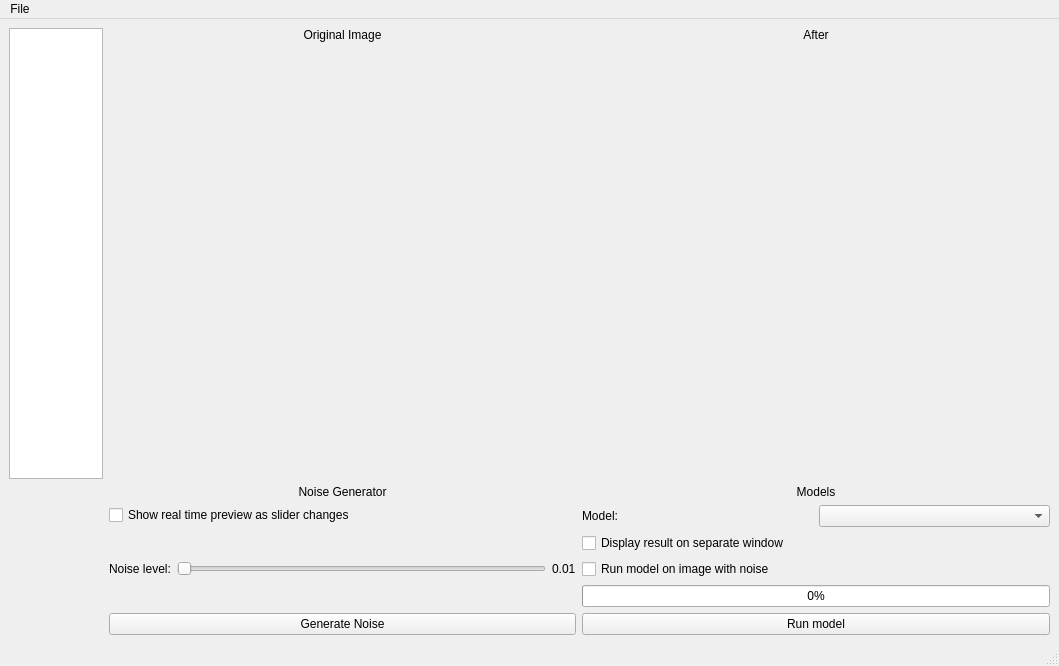
First picture: the form in src/qt_designer_file/main_window_new.ui, repository rettholzapfel33/Noisey-image, before the edit.
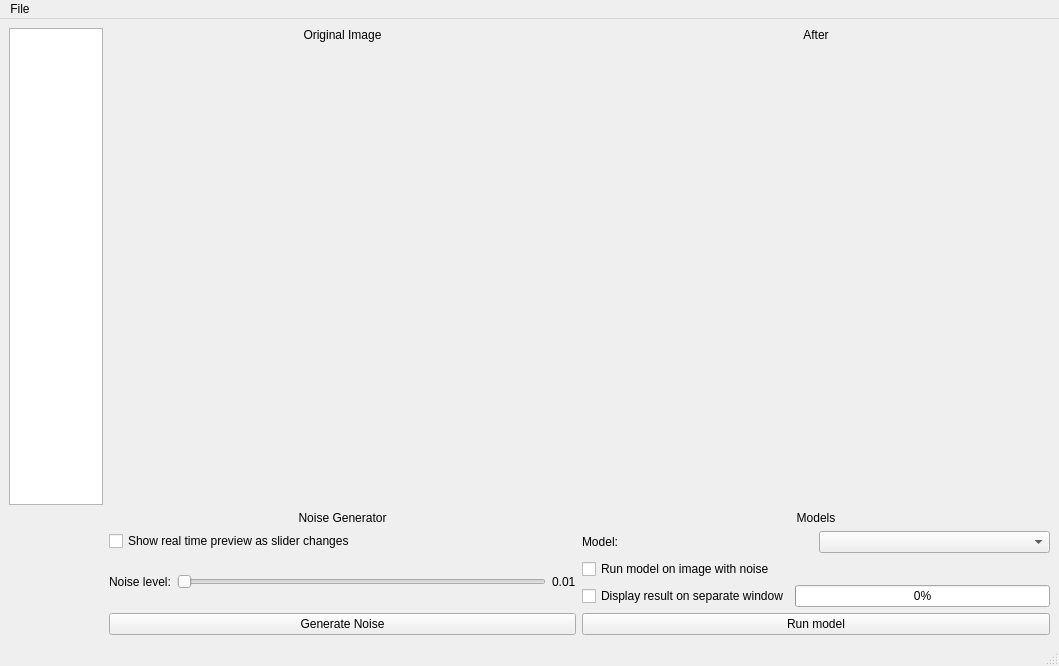
Second picture: the form after the edit.

```diff
--- a/src/qt_designer_file/main_window_new.ui
+++ b/src/qt_designer_file/main_window_new.ui
@@ -65,36 +65,6 @@
           </property>
          </widget>
         </item>
-        <item row="1" column="0">
-         <widget class="QCheckBox" name="checkBox_2">
-          <property name="text">
-           <string>Display result on separate window</string>
-          </property>
-         </widget>
-        </item>
-        <item row="3" column="0">
-         <widget class="QProgressBar" name="progressBar">
-          <property name="enabled">
-           <bool>true</bool>
-          </property>
-          <property name="maximum">
-           <number>5</number>
-          </property>
-          <property name="value">
-           <number>0</number>
-          </property>
-         </widget>
-        </item>
-        <item row="5" column="0">
-         <widget class="QPushButton" name="pushButton_2">
-          <property name="styleSheet">
-           <string notr="true"/>
-          </property>
-          <property name="text">
-           <string>Run model</string>
-          </property>
-         </widget>
-        </item>
         <item row="0" column="0">
          <layout class="QHBoxLayout" name="horizontalLayout">
           <item>
@@ -109,6 +79,40 @@
           </item>
          </layout>
         </item>
+        <item row="4" column="0">
+         <widget class="QPushButton" name="pushButton_2">
+          <property name="styleSheet">
+           <string notr="true"/>
+          </property>
+          <property name="text">
+           <string>Run model</string>
+          </property>
+         </widget>
+        </item>
+        <item row="3" column="0">
+         <layout class="QHBoxLayout" name="horizontalLayout_2">
+          <item>
+           <widget class="QCheckBox" name="checkBox_2">
+            <property name="text">
+             <string>Display result on separate window</string>
+            </property>
+           </widget>
+          </item>
+          <item>
+           <widget class="QProgressBar" name="progressBar">
+            <property name="enabled">
+             <bool>true</bool>
+            </property>
+            <property name="maximum">
+             <number>5</number>
+            </property>
+            <property name="value">
+             <number>0</number>
+            </property>
+           </widget>
+          </item>
+         </layout>
+        </item>
        </layout>
       </item>
       <item row="1" column="2">
```
